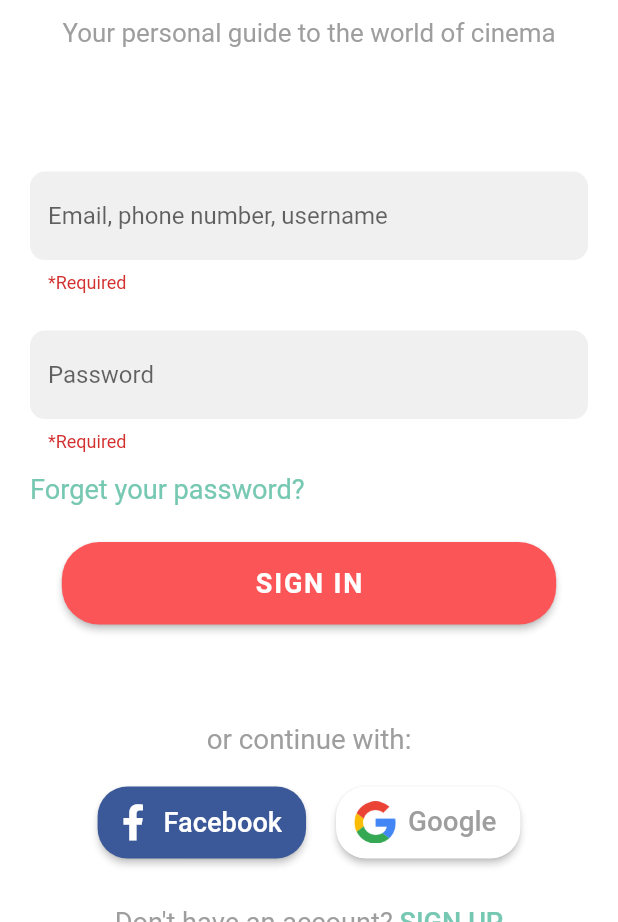
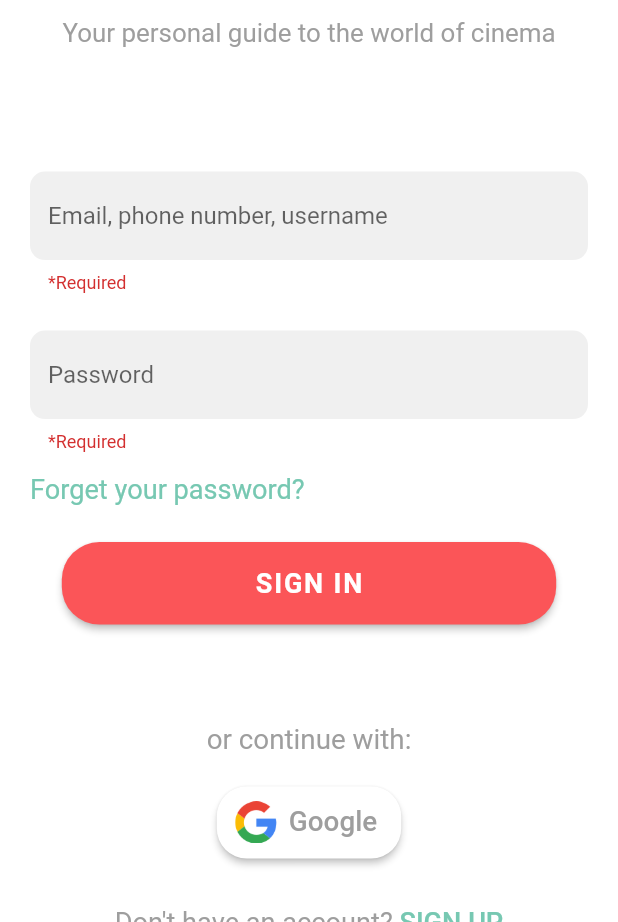
Before and after one commit to Zatinmohan/movietime, a Flutter app: the Profile screen opened directly, after a tap on "Logout", after a tap on "SIGN IN", after a tap on "Google", on a phone screen of 412 x 824 dp, the part 314-1236 px from its top. Run offline on Flutter 3.47's test engine with Material 2 defaults, Android fonts, the phone set to English and light mode, and no system bars; our stand-ins replace auto_size_text, cloud_firestore, firebase_auth, firebase_core, font_awesome_flutter, google_fonts and 3 more; missing offline and left inert: optimized_cached_image; accounts and stored records are empty; network calls fail.

Commit message:
1. Google Sign in Added 2. Removed Facebook Sign In (Due to some unknown issues) 3. Bugs Fixed 4. Performance Enhancement

```diff
--- a/lib/firebase/authentication.dart
+++ b/lib/firebase/authentication.dart
@@ -1,5 +1,7 @@
 import 'package:cloud_firestore/cloud_firestore.dart';
 import 'package:firebase_auth/firebase_auth.dart';
+import 'package:flutter/material.dart';
+import 'package:google_sign_in/google_sign_in.dart';
 
 class AuthenticationServices {
   final FirebaseAuth _firebase;
@@ -66,11 +68,9 @@ class AuthenticationServices {
 
       for (int i = 0; i < values.length; i++) {
         if (values[i] == id.toString()) {
-          print("TRUE");
           return true;
         }
       }
-      print("FALSE");
       return false;
     });
   }
@@ -94,4 +94,40 @@ class AuthenticationServices {
         .doc(_firebase.currentUser.uid)
         .update({"LikedMovies.${id.toString()}": FieldValue.delete()});
   }
+
+  Future<String> signInWithGoogle() async {
+    final GoogleSignIn googleSignIn = GoogleSignIn();
+    User user;
+    final GoogleSignInAccount googleSignInAccount = await googleSignIn.signIn();
+
+    final GoogleSignInAuthentication googleSignInAuthentication =
+        await googleSignInAccount.authentication;
+
+    final AuthCredential credential = GoogleAuthProvider.credential(
+      accessToken: googleSignInAuthentication.accessToken,
+      idToken: googleSignInAuthentication.idToken,
+    );
+
+    try {
+      final UserCredential userCredential =
+          await FirebaseAuth.instance.signInWithCredential(credential);
+
+      user = userCredential.user;
+      googleSignIn.signOut();
+      FirebaseFirestore.instance.collection('movieuser').doc(user.uid).set({
+        'name': user.displayName,
+        'email': user.email,
+      });
+    } on FirebaseAuthException catch (e) {
+      if (e.code == "account-exists-with-different-credential") {
+        return "Already Exist";
+      } else if (e.code == "invalid-credential") {
+        return "Invalid Credentials";
+      }
+    } catch (e) {
+      return "Error";
+    }
+
+    return "Successful";
+  }
 }
--- a/lib/widgets/login_signup/google_facebook.dart
+++ b/lib/widgets/login_signup/google_facebook.dart
@@ -1,10 +1,14 @@
 import 'package:flutter/material.dart';
-import 'package:font_awesome_flutter/font_awesome_flutter.dart';
+import 'package:movietime/firebase/authentication.dart';
+import 'package:movietime/mainpage.dart';
+import 'package:provider/provider.dart';
 
 class GoogleFacebook extends StatelessWidget {
   final width;
+  final loginContext;
 
-  const GoogleFacebook({Key key, this.width}) : super(key: key);
+  const GoogleFacebook({Key key, this.width, this.loginContext})
+      : super(key: key);
   @override
   Widget build(BuildContext context) {
     return Center(
@@ -21,28 +25,28 @@ class GoogleFacebook extends StatelessWidget {
           Row(
             mainAxisAlignment: MainAxisAlignment.center,
             children: [
-              Container(
-                height: 48.0,
-                child: RaisedButton.icon(
-                  icon: Icon(
-                    FontAwesomeIcons.facebookF,
-                    color: Colors.white,
-                  ),
-                  label: Text(
-                    'Facebook',
-                    style: TextStyle(
-                      color: Colors.white,
-                      fontSize: width * 0.044,
-                    ),
-                  ),
-                  color: Color(0xff3b5998),
-                  shape: RoundedRectangleBorder(
-                    borderRadius: BorderRadius.circular(20.0),
-                  ),
-                  onPressed: () => print("Facebook"),
-                ),
-              ),
-              SizedBox(width: 20.0),
+              // Container(
+              //   height: 48.0,
+              //   child: RaisedButton.icon(
+              //     icon: Icon(
+              //       FontAwesomeIcons.facebookF,
+              //       color: Colors.white,
+              //     ),
+              //     label: Text(
+              //       'Facebook',
+              //       style: TextStyle(
+              //         color: Colors.white,
+              //         fontSize: width * 0.044,
+              //       ),
+              //     ),
+              //     color: Color(0xff3b5998),
+              //     shape: RoundedRectangleBorder(
+              //       borderRadius: BorderRadius.circular(20.0),
+              //     ),
+              //     onPressed: () => print("Facebook"),
+              //   ),
+              // ),
+              // SizedBox(width: 20.0),
               Container(
                 height: 48.0,
                 child: RaisedButton.icon(
@@ -60,7 +64,25 @@ class GoogleFacebook extends StatelessWidget {
                       fontSize: width * 0.045,
                     ),
                   ),
-                  onPressed: () => print("Google"),
+                  onPressed: () {
+                    context
+                        .read<AuthenticationServices>()
+                        .signInWithGoogle()
+                        .then((value) {
+                      if (value == "Successful") {
+                        Navigator.push(loginContext,
+                            MaterialPageRoute(builder: (_) => MainPage()));
+                      } else if (value == "Already Exist")
+                        Scaffold.of(loginContext).showSnackBar(SnackBar(
+                            content: Text("Email Already Registered")));
+                      else if (value == "Invalid Credentials")
+                        Scaffold.of(loginContext).showSnackBar(
+                            SnackBar(content: Text("Invalid Credentials")));
+                      else
+                        Scaffold.of(loginContext).showSnackBar(SnackBar(
+                            content: Text("Network Error! Try Again")));
+                    });
+                  },
                 ),
               ),
             ],
--- a/lib/widgets/login_signup/loginpage.dart
+++ b/lib/widgets/login_signup/loginpage.dart
@@ -177,6 +177,7 @@ class LoginPage extends StatelessWidget {
               SizedBox(height: height * 0.08),
               GoogleFacebook(
                 width: width,
+                loginContext: context,
               ),
               SizedBox(height: 32.0),
               Align(
--- a/lib/widgets/misc/navbar.dart
+++ b/lib/widgets/misc/navbar.dart
@@ -2,6 +2,7 @@ import 'package:cloud_firestore/cloud_firestore.dart';
 import 'package:flutter/material.dart';
 import 'package:font_awesome_flutter/font_awesome_flutter.dart';
 import 'package:movietime/firebase/authentication.dart';
+import 'package:movietime/mainpage.dart';
 import 'package:movietime/widgets/login_signup/loginpage.dart';
 import 'package:movietime/widgets/misc/profile.dart';
 import 'package:movietime/widgets/misc/settings.dart';
@@ -23,7 +24,7 @@ class NavBar extends StatelessWidget {
                     String name = snapshot.data.get('name').toString();
                     if (snapshot.hasData) {
                       return Text(
-                        name != null ? '$name' : 'Hi Unknown',
+                        name != null ? 'Hey, $name' : 'Hi Unknown',
                         style: TextStyle(
                           color: Colors.black,
                           fontWeight: FontWeight.w700,
@@ -52,7 +53,8 @@ class NavBar extends StatelessWidget {
               ListTile(
                 leading: Icon(FontAwesomeIcons.home),
                 title: Text('Home'),
-                onTap: () => print("HOME"),
+                onTap: () => Navigator.pushReplacement(
+                    context, MaterialPageRoute(builder: (_) => MainPage())),
               ),
               ListTile(
                 leading: Icon(FontAwesomeIcons.userAlt),
--- a/lib/widgets/misc/profile.dart
+++ b/lib/widgets/misc/profile.dart
@@ -6,7 +6,6 @@ import 'package:google_fonts/google_fonts.dart';
 import 'package:movietime/firebase/authentication.dart';
 import 'package:movietime/model/colordata.dart';
 import 'package:movietime/widgets/login_signup/loginpage.dart';
-import 'package:movietime/widgets/misc/appbar.dart';
 import 'package:movietime/widgets/movie%20details/savedMovies.dart';
 import 'package:provider/provider.dart';
 
@@ -95,6 +94,8 @@ class Profile extends StatelessWidget {
                   context: context,
                   tiles: [
                     ListTile(
+                      contentPadding: EdgeInsets.symmetric(
+                          vertical: 10.0, horizontal: 20.0),
                       leading: CircleAvatar(
                           backgroundColor: Color(0xfff4fa9c),
                           child: Icon(
@@ -104,11 +105,13 @@ class Profile extends StatelessWidget {
                       title: Text(
                         'Reset Password',
                         style: TextStyle(
-                          fontSize: 19.0,
+                          fontSize: width * 0.055,
                         ),
                       ),
                     ),
                     ListTile(
+                      contentPadding: EdgeInsets.symmetric(
+                          vertical: 10.0, horizontal: 20.0),
                       leading: CircleAvatar(
                           backgroundColor: Color(0xfff5f5f5),
                           child: Icon(
@@ -118,24 +121,28 @@ class Profile extends StatelessWidget {
                       title: Text(
                         'Saved Movies',
                         style: TextStyle(
-                          fontSize: 19.0,
+                          fontSize: width * 0.055,
                         ),
                       ),
                       onTap: () => Navigator.push(context,
                           MaterialPageRoute(builder: (_) => SavedMovies())),
                     ),
                     ListTile(
+                      contentPadding: EdgeInsets.symmetric(
+                          vertical: 10.0, horizontal: 20.0),
                       leading: CircleAvatar(
                           backgroundColor: Color(0xffa7ff83),
                           child: Icon(FontAwesomeIcons.handsHelping)),
                       title: Text(
                         'About Application',
                         style: TextStyle(
-                          fontSize: 19.0,
+                          fontSize: width * 0.055,
                         ),
                       ),
                     ),
                     ListTile(
+                      contentPadding: EdgeInsets.symmetric(
+                          vertical: 10.0, horizontal: 20.0),
                       leading: CircleAvatar(
                           backgroundColor: Color(0xfff0f0f0),
                           child: Icon(
@@ -145,7 +152,7 @@ class Profile extends StatelessWidget {
                       title: Text(
                         'About Developer',
                         style: TextStyle(
-                          fontSize: 19.0,
+                          fontSize: width * 0.055,
                         ),
                       ),
                     ),
--- a/lib/widgets/movie details/RowButtons.dart
+++ b/lib/widgets/movie details/RowButtons.dart
@@ -38,10 +38,8 @@ class _UpperToolbarState extends State<UpperToolbar> {
                     .read<AuthenticationServices>()
                     .searchData(widget.id),
                 builder: (context, snapshot) {
-                  print("Connection State == ${snapshot.connectionState}");
                   if (snapshot.connectionState == ConnectionState.active) {
                     if (snapshot.hasData) {
-                      print("INSIDE DATA");
                       return IconButton(
                           icon: Icon(
                             FontAwesomeIcons.solidHeart,
@@ -54,7 +52,6 @@ class _UpperToolbarState extends State<UpperToolbar> {
                                 .removeData(widget.id);
                           });
                     } else {
-                      print("INSIDE NO DATA");
                       return IconButton(
                           icon: Icon(
                             FontAwesomeIcons.heart,
--- a/pubspec.yaml
+++ b/pubspec.yaml
@@ -37,6 +37,8 @@ dependencies:
   firebase_auth:
   firebase_core:
   cloud_firestore:
+
+  google_sign_in:
 
   provider:
   optimized_cached_image:
```
Also changed, not shown: lib/widgets/movie details/savedMovies.dart (+7 -1 lines), lib/widgets/person/person_detail.dart (+12 -4 lines), assets/search_not_found.png, pubspec.lock, 3 other files.
